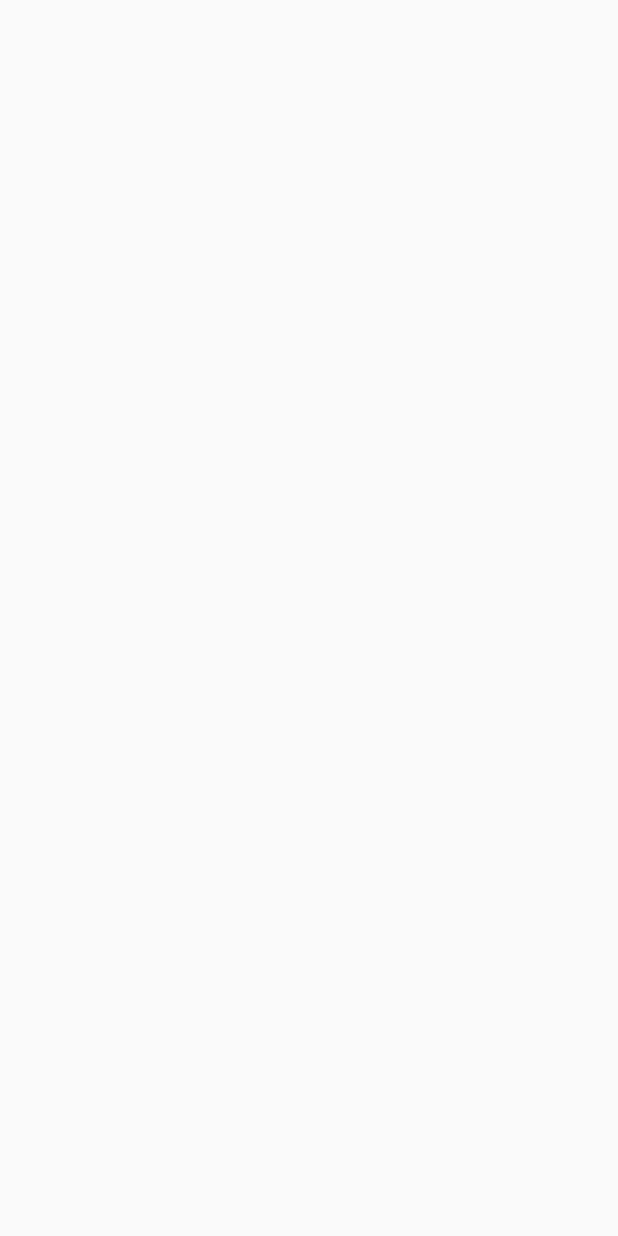
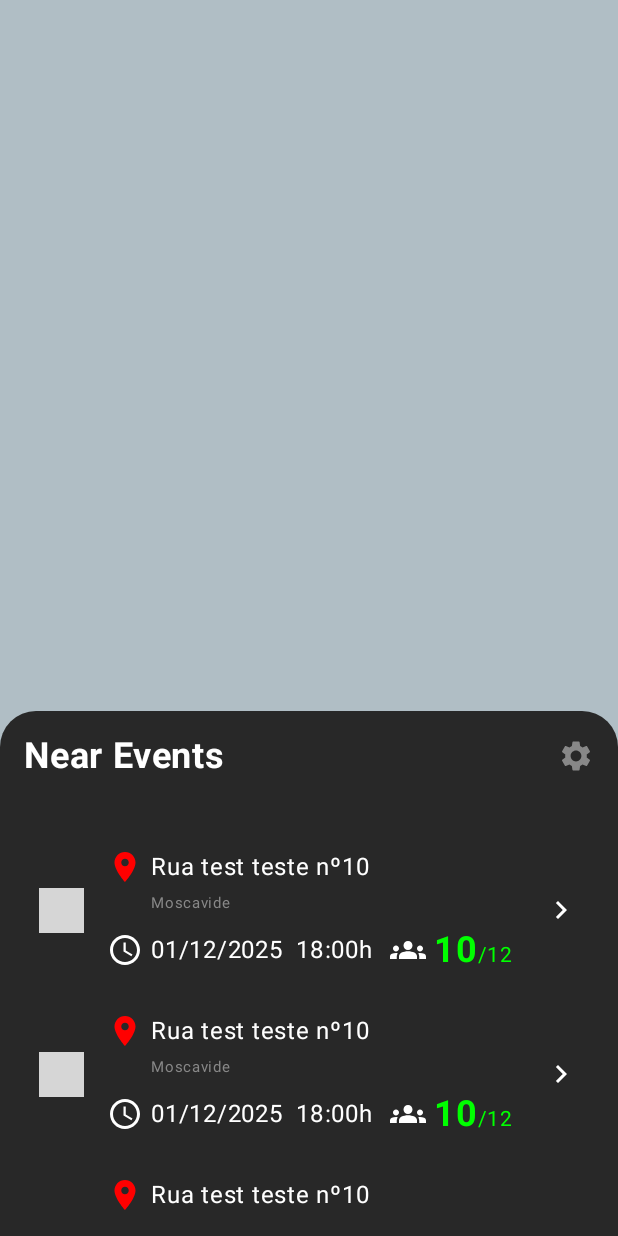
Before and after one commit to tiago-lanca/MatchUp-App, an Android app built with Jetpack Compose: the screen it shows after launch (MainActivity), on a phone screen of 412 x 824 dp. Before the commit the screen is empty. Run offline under Robolectric (Android 15) with nearby library versions, the phone set to English and light mode, and no system bars; grey boxes are pictures that could not be loaded.

Commit message:
Updated the 'Near Events' main menu showing events on botton side with the respective layout

```diff
--- a/MobileApp/app/src/main/java/com/app/matchup/MainActivity.kt
+++ b/MobileApp/app/src/main/java/com/app/matchup/MainActivity.kt
@@ -4,13 +4,16 @@ import android.os.Bundle
 import androidx.activity.ComponentActivity
 import androidx.activity.compose.setContent
 import androidx.activity.enableEdgeToEdge
+import androidx.compose.foundation.layout.Column
 import androidx.compose.foundation.layout.fillMaxSize
+import androidx.compose.foundation.layout.fillMaxWidth
 import androidx.compose.foundation.layout.padding
 import androidx.compose.material3.Scaffold
 import androidx.compose.material3.Text
 import androidx.compose.runtime.Composable
 import androidx.compose.ui.Modifier
 import androidx.compose.ui.tooling.preview.Preview
+import com.app.matchup.ui.components.EventList
 import com.app.matchup.ui.components.EventListItem
 import com.app.matchup.ui.theme.MatchUpTheme
 
@@ -20,7 +23,7 @@ class MainActivity : ComponentActivity() {
         enableEdgeToEdge()
         setContent {
             MatchUpTheme {
-
+                EventList()
             }
         }
     }
@@ -28,8 +31,8 @@ class MainActivity : ComponentActivity() {
 
 @Preview(showBackground = true)
 @Composable
-fun EventListItemPreview() {
+fun MainActivityPreview() {
     MatchUpTheme {
-        EventListItem()
+        EventList()
     }
 }
--- /dev/null
+++ b/MobileApp/app/src/main/java/com/app/matchup/ui/components/EventList.kt
@@ -0,0 +1,99 @@
+package com.app.matchup.ui.components
+
+import androidx.compose.foundation.background
+import androidx.compose.foundation.layout.Arrangement
+import androidx.compose.foundation.layout.Box
+import androidx.compose.foundation.layout.Column
+import androidx.compose.foundation.layout.Row
+import androidx.compose.foundation.layout.Spacer
+import androidx.compose.foundation.layout.fillMaxSize
+import androidx.compose.foundation.layout.fillMaxWidth
+import androidx.compose.foundation.layout.height
+import androidx.compose.foundation.layout.navigationBarsPadding
+import androidx.compose.foundation.layout.padding
+import androidx.compose.foundation.lazy.LazyColumn
+import androidx.compose.foundation.rememberScrollState
+import androidx.compose.foundation.shape.RoundedCornerShape
+import androidx.compose.foundation.verticalScroll
+import androidx.compose.material.icons.Icons
+import androidx.compose.material.icons.filled.Settings
+import androidx.compose.material3.Icon
+import androidx.compose.material3.Text
+import androidx.compose.runtime.Composable
+import androidx.compose.ui.Alignment
+import androidx.compose.ui.Modifier
+import androidx.compose.ui.graphics.Color
+import androidx.compose.ui.text.font.FontWeight
+import androidx.compose.ui.tooling.preview.Preview
+import androidx.compose.ui.unit.dp
+import androidx.compose.ui.unit.sp
+
+@Composable
+fun EventList(){
+    Box(
+        modifier = Modifier
+            .fillMaxSize()
+            .background(Color(0xFFB0BEC5))
+    ) {
+
+        // Google Maps on the background
+
+        // Near Events Section
+        Box(
+            modifier = Modifier
+                .fillMaxWidth()
+                .height(350.dp)
+                .align(Alignment.BottomCenter)
+                .background(
+                    color = Color(0xFF282828),
+                    shape = RoundedCornerShape(topStart = 24.dp, topEnd = 24.dp)
+                )
+                .padding(16.dp)
+                .navigationBarsPadding()
+        ) {
+            LazyColumn(
+                modifier = Modifier.fillMaxWidth(),
+                verticalArrangement = Arrangement.spacedBy(8.dp)
+            ) {
+                item {
+                    Row(
+                        modifier = Modifier
+                            .fillMaxWidth()
+                            .padding(bottom = 30.dp),
+                        horizontalArrangement = Arrangement.SpaceBetween,
+                        verticalAlignment = Alignment.CenterVertically
+                    ) {
+                        // Title "Near Events"
+                        Text(
+                            text = "Near Events",
+                            color = Color.White,
+                            fontSize = 24.sp,
+                            fontWeight = FontWeight.Bold,
+                            modifier = Modifier
+                                .background(
+                                    color = Color(0xFF282828),
+                                )
+                        )
+                        Icon(
+                            imageVector = Icons.Filled.Settings,
+                            contentDescription = "Settings",
+                            tint = Color.Gray
+                        )
+                    }
+
+                }
+                items(5) {
+                    EventListItem()
+                }
+
+            }
+        }
+    }
+}
+
+
+@Preview(showBackground = true)
+@Composable
+fun EventListPreview(){
+        EventList()
+}
--- a/MobileApp/app/src/main/java/com/app/matchup/ui/components/EventListItem.kt
+++ b/MobileApp/app/src/main/java/com/app/matchup/ui/components/EventListItem.kt
@@ -4,6 +4,8 @@ import androidx.compose.foundation.Image
 import androidx.compose.foundation.background
 import androidx.compose.foundation.layout.Column
 import androidx.compose.foundation.layout.Row
+import androidx.compose.foundation.layout.Spacer
+import androidx.compose.foundation.layout.fillMaxWidth
 import androidx.compose.foundation.layout.height
 import androidx.compose.foundation.layout.offset
 import androidx.compose.foundation.layout.padding
@@ -37,7 +39,9 @@ fun EventListItem(){
     Row(
         verticalAlignment = Alignment.CenterVertically,
         modifier = Modifier
+            .fillMaxWidth()
             .background(Color(0xFF282828))
+            .padding(horizontal = 10.dp, vertical = 10.dp)
     ){
         Image(
             painter = painterResource(R.drawable.football_icon),
@@ -47,7 +51,9 @@ fun EventListItem(){
                 .height(height = 30.dp)
         )
 
-        Column {
+        Column(
+            modifier = Modifier.weight(1f)
+        ) {
             Row {
                 Icon(
                     imageVector = Icons.Filled.LocationOn,
@@ -78,7 +84,7 @@ fun EventListItem(){
             ) {
                 Icon(
                     imageVector = Icons.Filled.Schedule,
-                    contentDescription = "Location Icon",
+                    contentDescription = "Schedule Icon",
                     tint = Color.White
                 )
                 Text(
@@ -88,12 +94,17 @@ fun EventListItem(){
                         .padding(start = 5.dp)
                 )
 
+                Spacer(modifier = Modifier.weight(1f))
+
+                Row (
+                    verticalAlignment = Alignment.CenterVertically,
+                    modifier = Modifier
+                        .padding(end = 20.dp)
+                ) {
                     Icon(
                         imageVector = Icons.Filled.Groups,
                         contentDescription = "Members of the event",
-                    tint = Color.White,
-                    modifier = Modifier
-                        .padding(start = 20.dp)
+                        tint = Color.White
                     )
                     Text(
                         text = buildAnnotatedString {
@@ -119,6 +130,7 @@ fun EventListItem(){
                         modifier = Modifier
                             .padding(start = 5.dp)
                     )
+                }
 
 
             }
```
Lines whose indentation alone changed are shown as unchanged.
